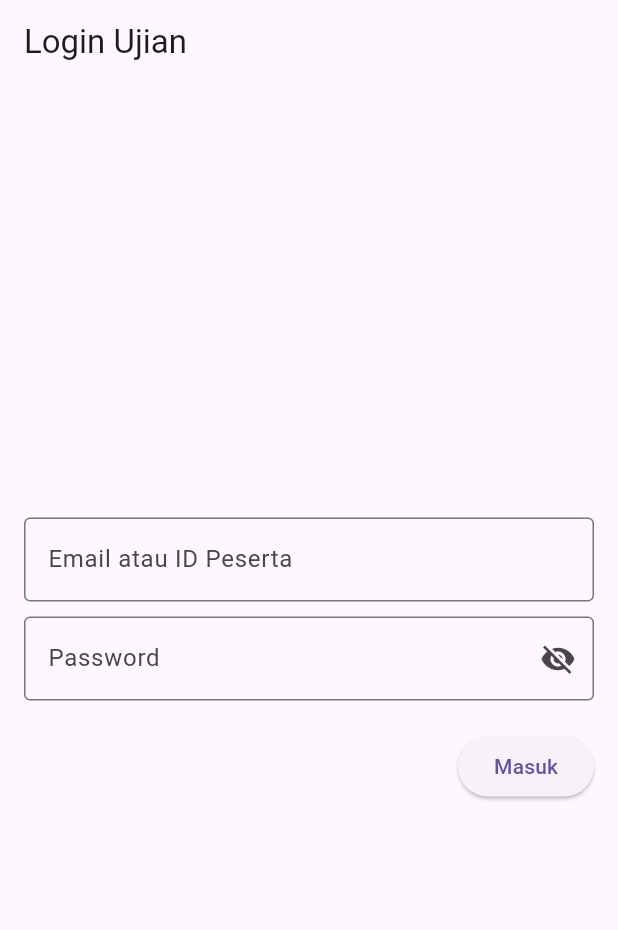
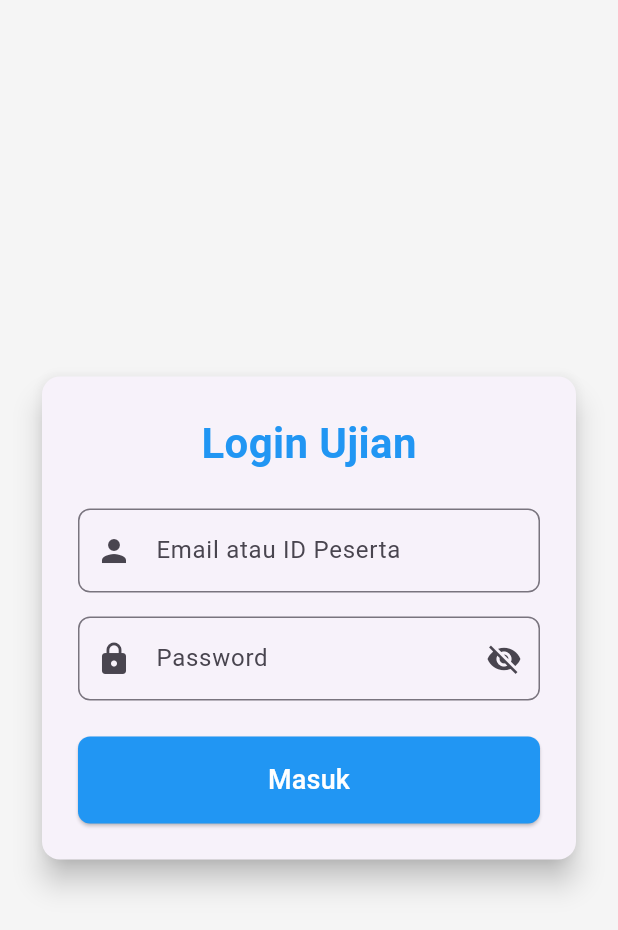
Before and after one commit to KangSDhi/frontend_ujian_flutter, a Flutter app: the Login screen opened directly, on a phone screen of 412 x 824 dp. Shown: the top 930 px of the screen. Run offline on Flutter 3.47's test engine with Material 3 defaults, Android fonts, the light colour scheme and no system bars; our stand-ins replace flutter_dotenv, shared_preferences; accounts and stored records are empty; network calls fail.

Commit message:
fix(auth): style login page

```diff
--- a/lib/ui/login.dart
+++ b/lib/ui/login.dart
@@ -38,21 +38,39 @@ class _LoginState extends State<Login> {
   @override
   Widget build(BuildContext context) {
     return Scaffold(
-      appBar: AppBar(
-        title: Text("Login Ujian"),
+      backgroundColor: Colors.grey[100],
+      body: Center(
+        child: SingleChildScrollView(
+          padding: const EdgeInsets.all(24.0),
+          child: Card(
+            elevation: 8,
+            shape: RoundedRectangleBorder(
+              borderRadius: BorderRadius.circular(12.0),
             ),
-      body: Padding(
-        padding: EdgeInsets.all(16.0),
+            child: Padding(
+              padding: EdgeInsets.all(24.0),
               child: Form(
                   key: _formKey,
                   child: Column(
-              mainAxisAlignment: MainAxisAlignment.center,
+                    mainAxisSize: MainAxisSize.min,
                     children: [
+                      const Text(
+                        "Login Ujian",
+                        style: TextStyle(
+                          fontSize: 28,
+                          fontWeight: FontWeight.bold,
+                          color: Colors.blue
+                        ),
+                      ),
+                      const SizedBox(height: 24,),
                       TextFormField(
                         controller: _emailOrIdSiswaController,
                         decoration: InputDecoration(
                           labelText: "Email atau ID Peserta",
-                    border: OutlineInputBorder()
+                          border: OutlineInputBorder(
+                            borderRadius: BorderRadius.circular(8.0)
+                          ),
+                          prefixIcon: const Icon(Icons.person)
                         ),
                         keyboardType: TextInputType.emailAddress,
                         validator: (value) {
@@ -62,12 +80,15 @@ class _LoginState extends State<Login> {
                           return null;
                         },
                       ),
-                SizedBox(height: 10,),
+                      SizedBox(height: 16,),
                       TextFormField(
                         controller: _passwordController,
                         decoration: InputDecoration(
                             labelText: "Password",
-                    border: OutlineInputBorder(),
+                            border: OutlineInputBorder(
+                              borderRadius: BorderRadius.circular(8.0)
+                            ),
+                            prefixIcon: const Icon(Icons.lock),
                             suffixIcon: IconButton(
                                 onPressed: (){
                                   setState(() {
@@ -86,19 +107,34 @@ class _LoginState extends State<Login> {
                           return null;
                         },
                       ),
-                SizedBox(height: 20,),
-                Row(
-                  mainAxisAlignment: MainAxisAlignment.end,
-                  children: [
-                    ElevatedButton(
+                      SizedBox(height: 24,),
+                      SizedBox(
+                        width: double.infinity,
+                        child: ElevatedButton(
                             onPressed: _login,
-                        child: Text("Masuk"))
-                  ],
+                            style: ElevatedButton.styleFrom(
+                              backgroundColor: Colors.blue,
+                              padding: const EdgeInsets.symmetric(vertical: 16),
+                              shape: RoundedRectangleBorder(
+                                borderRadius: BorderRadius.circular(8.0)
+                              )
+                            ),
+                            child: Text(
+                              "Masuk",
+                              style: TextStyle(
+                                fontSize: 18,
+                                color: Colors.white
+                              ),
+                            )
+                        )
                       )
                     ],
                   )
               ),
             ),
+          ),
+        ),
+      )
     );
   }
 }
```
Lines whose indentation alone changed are shown as unchanged.
